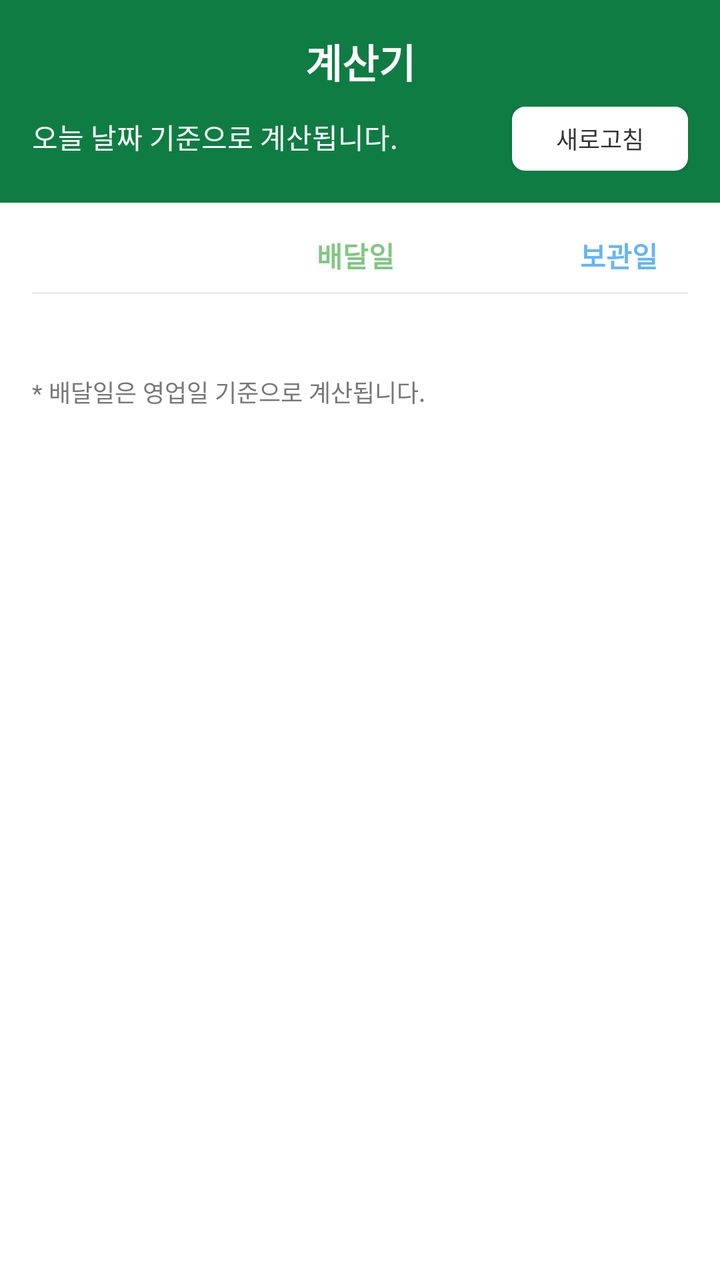
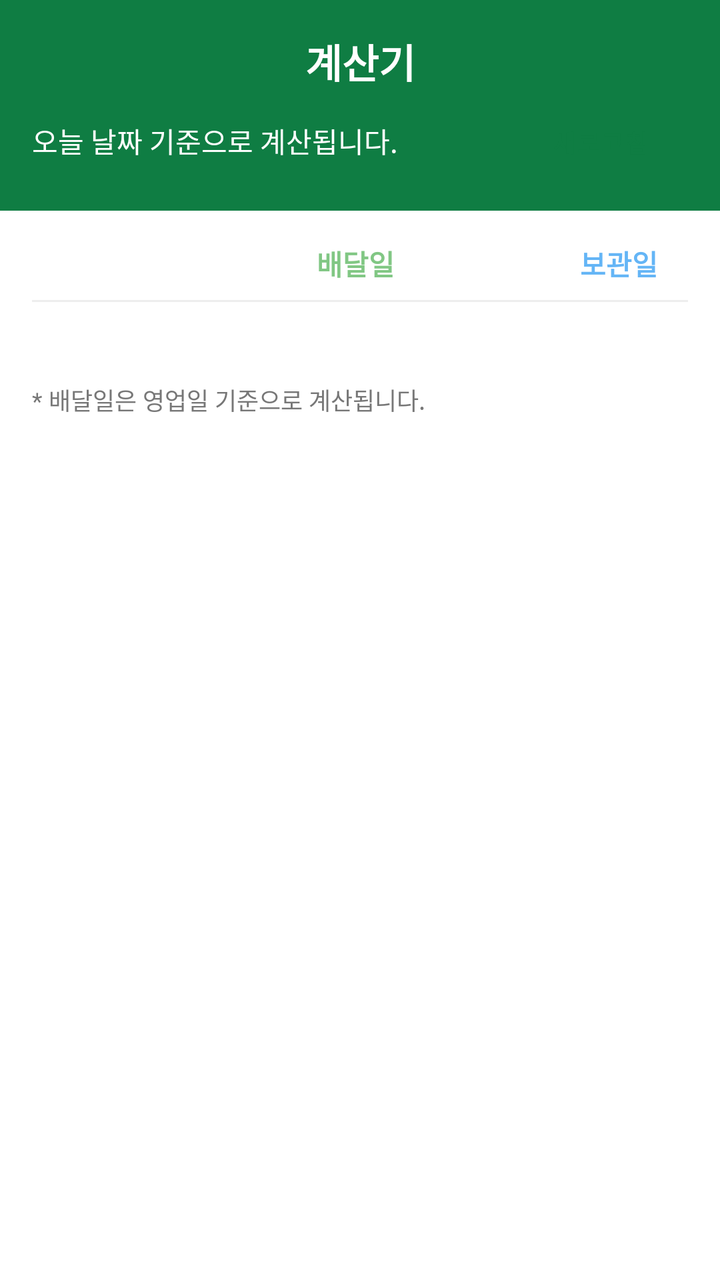

An Android layout rendered at two revisions. The XML below is the earlier revision; the diff shows what the commit changed to produce the second picture.
<!-- AndroidManifest.xml: application theme Theme.BusinessDayCalculator -->
<!-- res/layout/fragment_calculator.xml -->
<?xml version="1.0" encoding="utf-8"?>
<LinearLayout xmlns:android="http://schemas.android.com/apk/res/android"
    android:layout_width="match_parent"
    android:layout_height="match_parent"
    android:orientation="vertical">

    
    <LinearLayout
        android:layout_width="match_parent"
        android:layout_height="wrap_content"
        android:background="@color/primary"
        android:orientation="vertical"
        android:padding="16dp">

        <TextView
            android:layout_width="match_parent"
            android:layout_height="wrap_content"
            android:text="@string/title_calculator"
            android:textColor="@color/white"
            android:textSize="20sp"
            android:textStyle="bold"
            android:gravity="center" />

        <LinearLayout
            android:layout_width="match_parent"
            android:layout_height="wrap_content"
            android:orientation="horizontal"
            android:layout_marginTop="8dp">

            <TextView
                android:layout_width="0dp"
                android:layout_height="wrap_content"
                android:layout_weight="1"
                android:text="@string/calculator_desc"
                android:textColor="@color/white"
                android:textSize="14sp" />

            <Button
                android:id="@+id/btnRefresh"
                android:layout_width="wrap_content"
                android:layout_height="32dp"
                android:background="@drawable/chip_green"
                android:backgroundTint="@color/white"
                android:text="새로고침"
                android:textSize="12sp"
                android:textColor="@color/text_main" />
        </LinearLayout>
    </LinearLayout>

    <ScrollView
        android:layout_width="match_parent"
        android:layout_height="0dp"
        android:layout_weight="1"
        android:padding="16dp">

        <LinearLayout
            android:id="@+id/calcContainer"
            android:layout_width="match_parent"
            android:layout_height="wrap_content"
            android:orientation="vertical">

            
            <LinearLayout
                android:layout_width="match_parent"
                android:layout_height="wrap_content"
                android:orientation="horizontal"
                android:paddingBottom="8dp">
                
                <View android:layout_width="64dp" android:layout_height="0dp" />

                <TextView
                    android:layout_width="0dp"
                    android:layout_height="wrap_content"
                    android:layout_weight="1"
                    android:text="@string/delivery_date"
                    android:textColor="@color/chip_green_border"
                    android:textStyle="bold"
                    android:gravity="center" />

                <TextView
                    android:layout_width="0dp"
                    android:layout_height="wrap_content"
                    android:layout_weight="0.35"
                    android:text="@string/storage_date"
                    android:textColor="@color/chip_blue_border"
                    android:textStyle="bold"
                    android:gravity="center" />
            </LinearLayout>

            <View
                android:layout_width="match_parent"
                android:layout_height="1dp"
                android:background="@color/divider"
                android:layout_marginBottom="16dp" />

            

            <TextView
                android:layout_width="match_parent"
                android:layout_height="wrap_content"
                android:layout_marginTop="24dp"
                android:text="@string/note_business_day"
                android:textColor="@color/text_secondary"
                android:textSize="12sp" />

        </LinearLayout>
    </ScrollView>
</LinearLayout>
<!-- resources referenced by this layout -->
<resources>
  <color name="chip_blue_border">#64B5F6</color>
  <color name="chip_green_border">#81C784</color>
  <color name="divider">#EEEEEE</color>
  <color name="primary">#0F7D43</color>
  <color name="text_main">#333333</color>
  <color name="text_secondary">#777777</color>
  <color name="white">#FFFFFFFF</color>
  <!-- drawable chip_green (drawable) -->
  <?xml version="1.0" encoding="utf-8"?>
  <shape xmlns:android="http://schemas.android.com/apk/res/android"
      android:shape="rectangle">
      <corners android:radius="6dp" />
      <stroke android:width="1dp" android:color="@color/chip_green_border" />
      <solid android:color="@color/white" />
  </shape>
  <string name="calculator_desc">오늘 날짜 기준으로 계산됩니다.</string>
  <string name="delivery_date">배달일</string>
  <string name="note_business_day">* 배달일은 영업일 기준으로 계산됩니다.</string>
  <string name="storage_date">보관일</string>
  <string name="title_calculator">계산기</string>
  <style name="Theme.BusinessDayCalculator" parent="Base.Theme.BusinessDayCalculator" />
  <style name="Base.Theme.BusinessDayCalculator" parent="Theme.MaterialComponents.DayNight.DarkActionBar">
          
          <item name="colorPrimary">@color/primary</item>
          <item name="colorPrimaryVariant">@color/primary_variant</item>
          <item name="colorOnPrimary">@color/white</item>
          <item name="colorSecondary">@color/secondary</item>
      </style>
  <color name="primary_variant">#09592F</color>
  <color name="secondary">#E8F5E9</color>
</resources>

<!-- the commit's change to res/layout/fragment_calculator.xml (unified diff, before → after) -->
@@ -38,12 +38,13 @@
             <Button
                 android:id="@+id/btnRefresh"
                 android:layout_width="wrap_content"
-                android:layout_height="32dp"
-                android:background="@drawable/chip_green"
+                android:layout_height="36dp"
                 android:backgroundTint="@color/white"
                 android:text="새로고침"
                 android:textSize="12sp"
-                android:textColor="@color/text_main" />
+                android:textStyle="bold"
+                android:textColor="@color/primary"
+                style="@style/Widget.MaterialComponents.Button.UnelevatedButton" />
         </LinearLayout>
     </LinearLayout>
 
<!-- resource entries referenced after the edit -->
@@ -4,17 +4,8 @@
   <color name="chip_green_border">#81C784</color>
   <color name="divider">#EEEEEE</color>
   <color name="primary">#0F7D43</color>
-  <color name="text_main">#333333</color>
   <color name="text_secondary">#777777</color>
   <color name="white">#FFFFFFFF</color>
-  <!-- drawable chip_green (drawable) -->
-  <?xml version="1.0" encoding="utf-8"?>
-  <shape xmlns:android="http://schemas.android.com/apk/res/android"
-      android:shape="rectangle">
-      <corners android:radius="6dp" />
-      <stroke android:width="1dp" android:color="@color/chip_green_border" />
-      <solid android:color="@color/white" />
-  </shape>
   <string name="calculator_desc">오늘 날짜 기준으로 계산됩니다.</string>
   <string name="delivery_date">배달일</string>
   <string name="note_business_day">* 배달일은 영업일 기준으로 계산됩니다.</string>
